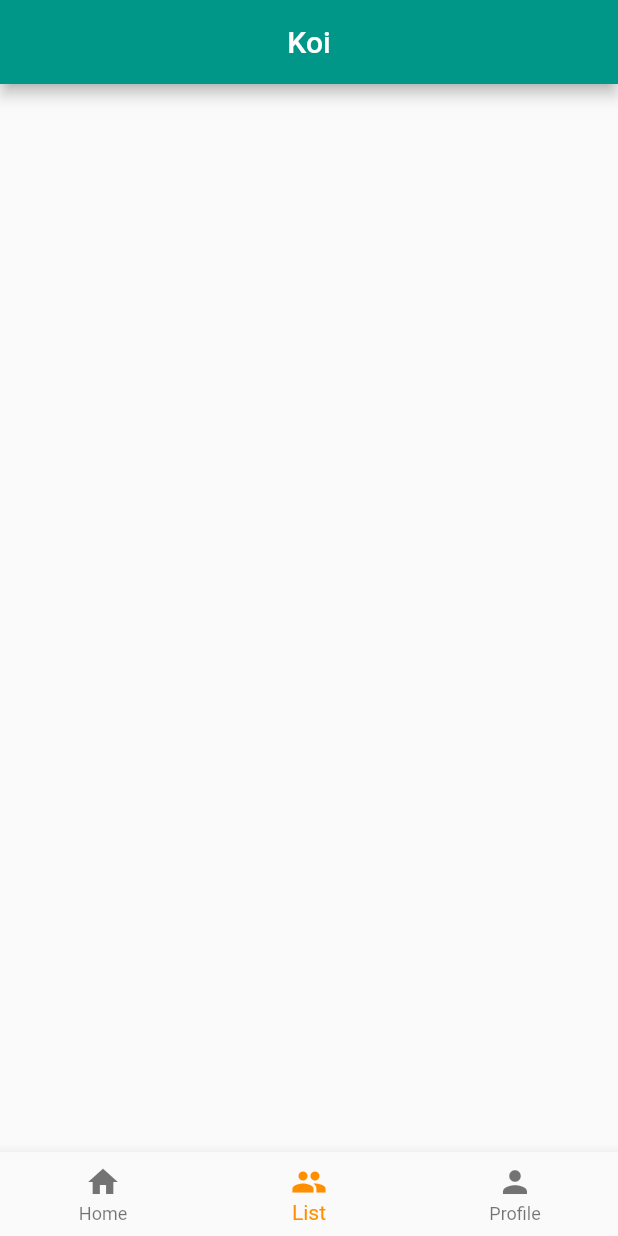
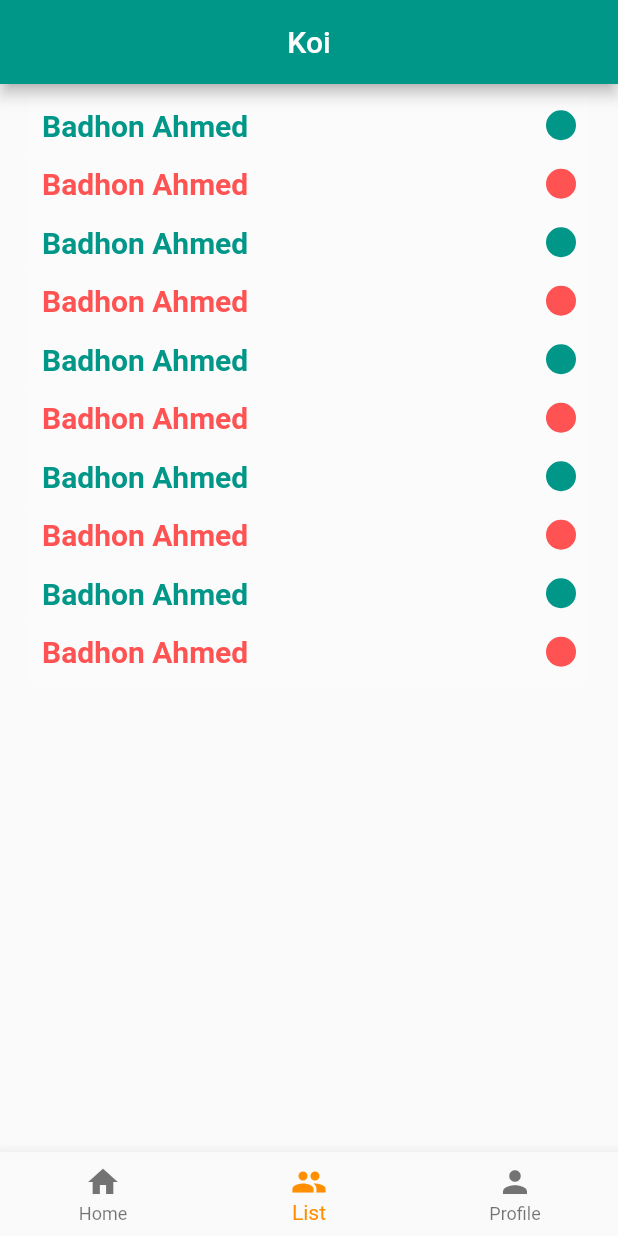
Before and after one commit to Badhon100/koi-, a Flutter app: the screen it shows after launch, item 2 of the bottom bar chosen, on a phone screen of 412 x 824 dp. Run offline on Flutter 3.47's test engine with Material 2 defaults, Android fonts, the light colour scheme and no system bars.

Commit message:
design people list and create login register file

```diff
--- a/lib/ui/people_list.dart
+++ b/lib/ui/people_list.dart
@@ -1,10 +1,49 @@
 import 'package:flutter/material.dart';
 
-class PeopleList extends StatelessWidget {
+class PeopleList extends StatefulWidget {
   const PeopleList({super.key});
 
   @override
+  State<PeopleList> createState() => _PeopleListState();
+}
+
+class _PeopleListState extends State<PeopleList> {
+  @override
   Widget build(BuildContext context) {
-    return const Scaffold();
+    return Scaffold(
+      body: Padding(
+        padding: const EdgeInsets.only(top:8.0, left: 20, right: 20, bottom: 8),
+        child: ListView.builder(
+          itemCount: 10,
+          itemBuilder: (BuildContext context, int index) {
+            return Container(
+              color: Colors.white10,
+              child: Padding(
+                padding: const EdgeInsets.all(8.0),
+                child: Row(
+                  mainAxisAlignment: MainAxisAlignment.spaceBetween,
+                  children: [
+                     Text("Badhon Ahmed",
+                      style: TextStyle(
+                        color: (index %2 == 0)?Colors.teal : Colors.redAccent,
+                        fontSize: 20,
+                        fontWeight: FontWeight.bold
+                      ),
+                    ),
+                    Container(
+                      height: 20, width: 20,
+                      decoration: BoxDecoration(
+                        color: (index %2 == 0)?Colors.teal : Colors.redAccent,
+                        borderRadius: BorderRadius.circular(15)
+                      ),
+                    )
+                  ],
+                ),
+              ),
+            );
+          }
+        ),
+      ),
+    );
   }
 }
```
